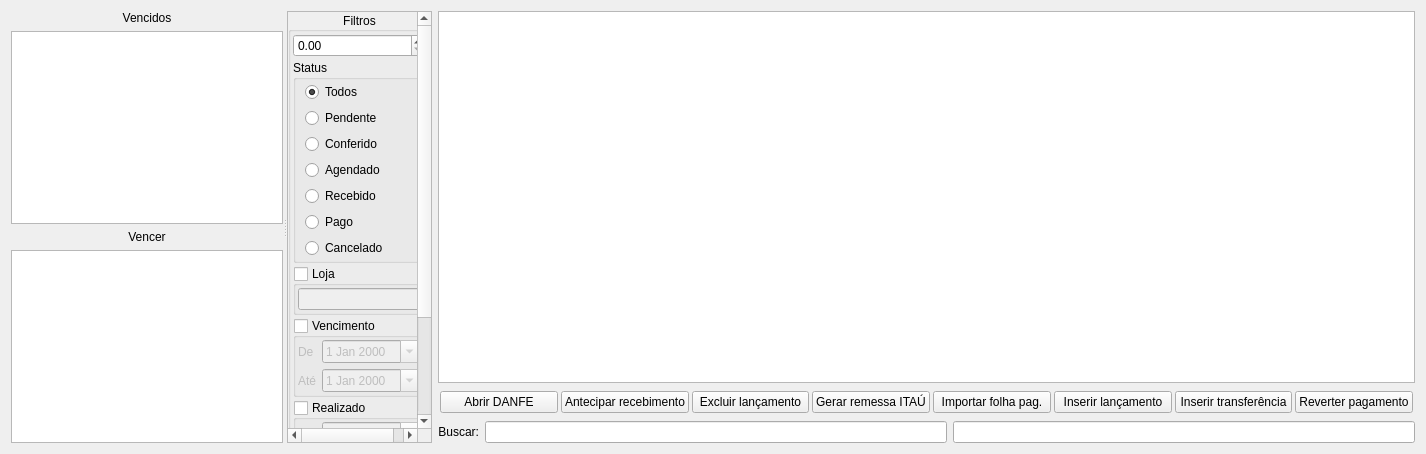
Qt form ui/widgetfinanceirocontas.ui (darktorres/ERP-STACCATO) before a commit.
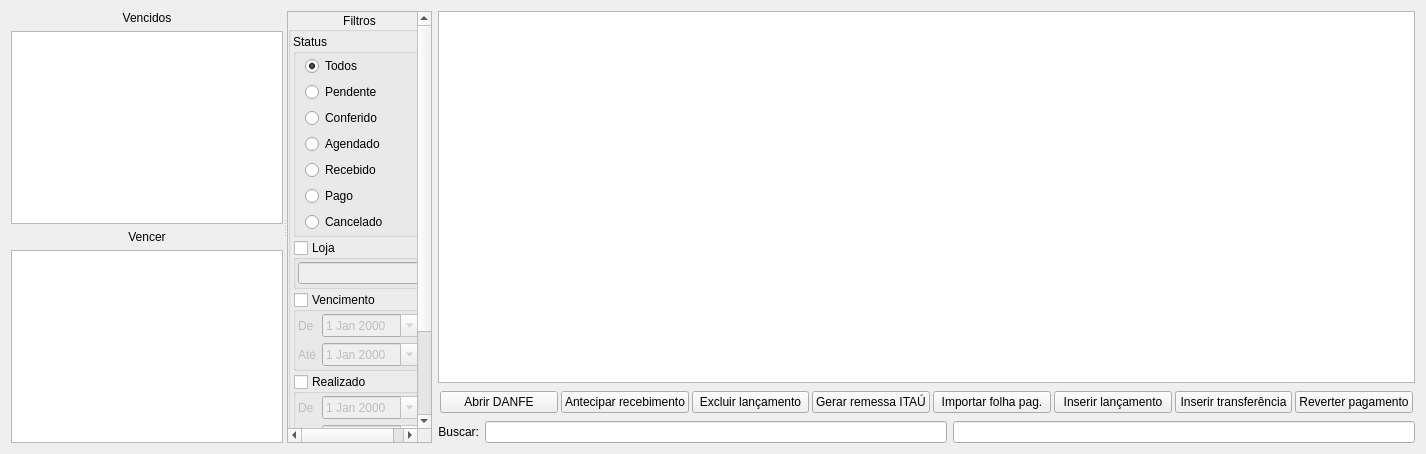
The same form after that commit. Custom widgets are drawn as their Qt base class.

```diff
--- a/ui/widgetfinanceirocontas.ui
+++ b/ui/widgetfinanceirocontas.ui
@@ -100,7 +100,7 @@
             <x>0</x>
             <y>0</y>
             <width>135</width>
-            <height>596</height>
+            <height>568</height>
            </rect>
           </property>
           <layout class="QGridLayout" name="gridLayout_7">
@@ -159,9 +159,6 @@
               <property name="bottomMargin">
                <number>2</number>
               </property>
-              <item>
-               <widget class="QDoubleSpinBox" name="doubleSpinBox"/>
-              </item>
               <item>
                <widget class="QGroupBox" name="groupBoxStatus">
                 <property name="title">
```
